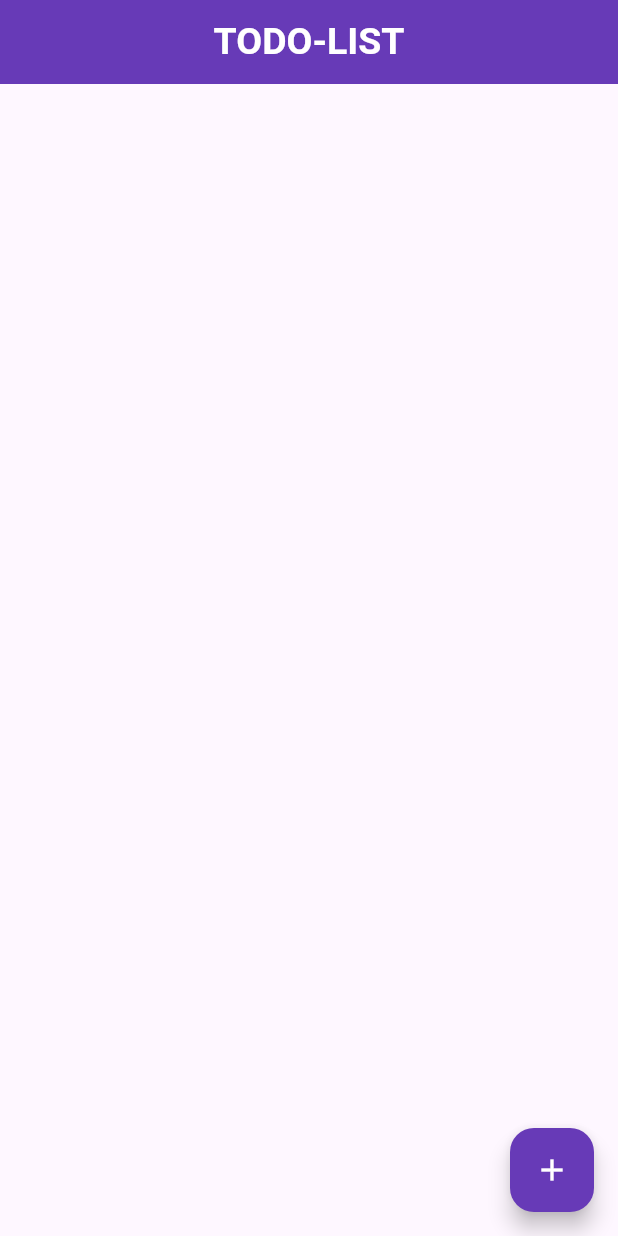
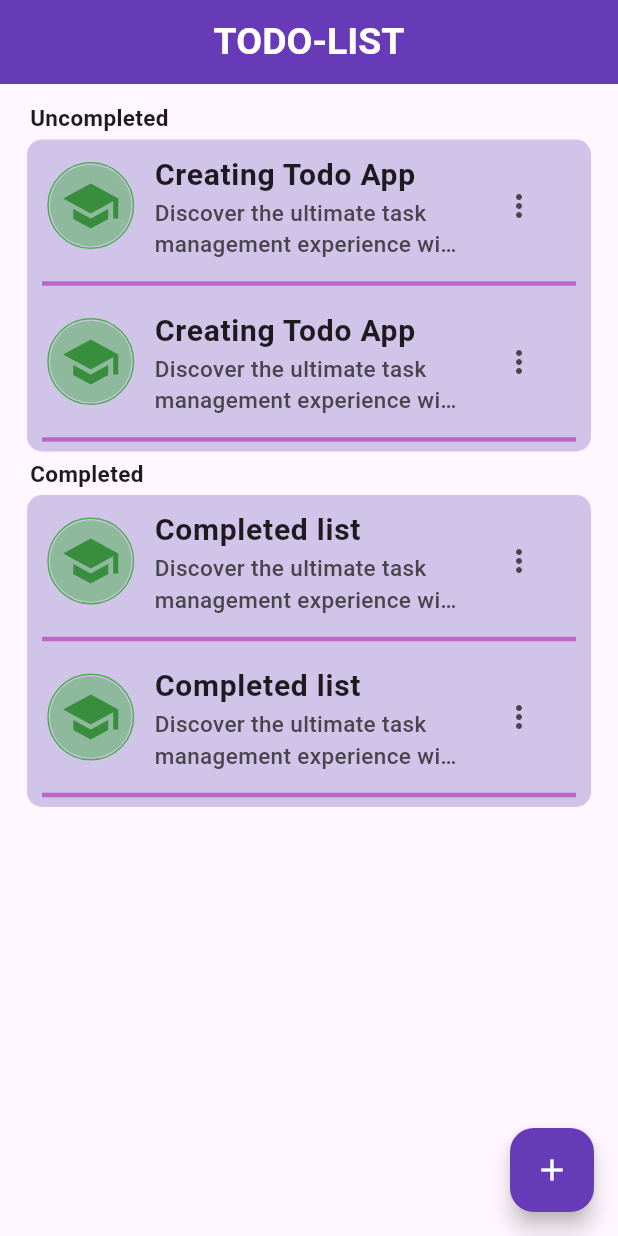
Before and after one commit to Nishan-Pradhan06/7days_flutter_todo_app, a Flutter app: the screen it shows after launch, on a phone screen of 412 x 824 dp. Run offline on Flutter 3.47's test engine with Material 3 defaults, Android fonts, the phone set to English and light mode, and no system bars.

Commit message:
create-list-items

```diff
--- a/lib/main.dart
+++ b/lib/main.dart
@@ -35,7 +35,7 @@ class MyApp extends StatelessWidget {
   Widget build(BuildContext context) {
     return MaterialApp(
       debugShowCheckedModeBanner: false,
-      title: 'Flutter Demo',
+      title: 'Todo-App',
       theme: ThemeData(
         colorScheme: ColorScheme.fromSeed(seedColor: Colors.deepPurple),
         useMaterial3: true,
--- a/lib/screens/screen.dart
+++ b/lib/screens/screen.dart
@@ -19,8 +19,109 @@ class MainScreen extends StatelessWidget {
           ),
         ),
       ),
+      body: Padding(
+        padding: const EdgeInsets.all(8.0),
+        child: Column(
+          crossAxisAlignment: CrossAxisAlignment.start,
+          children: [
+            textMethod('Uncompleted'),
+            //list tile card
+            listTilecard('Creating Todo App',
+                'Discover the ultimate task management experience with our Flutter-based Todo app! 📅✨'),
+            textMethod('Completed'),
+            listTilecard('Completed list',
+                'Discover the ultimate task management experience with our Flutter-based Todo app! 📅✨'),
+          ],
+        ),
+      ),
       //floating action button for to create new todo list
-      floatingActionButton: FloatingActionButton(
+      floatingActionButton: floatingActionButton(context),
+    );
+  }
+
+//container of card
+  Container listTilecard(String title, String subtitle) {
+    return Container(
+      margin: const EdgeInsets.symmetric(horizontal: 10),
+      decoration: BoxDecoration(
+        color: Colors.deepPurple.shade100,
+        borderRadius: BorderRadius.circular(10),
+      ),
+      child: Column(
+        children: [
+          list(title, subtitle),
+          list(title, subtitle),
+        ],
+      ),
+    );
+  }
+
+//list design
+  Column list(String title, String subtitle) {
+    return Column(
+      children: [
+        ListTile(
+          leading: Container(
+            padding: const EdgeInsets.all(8),
+            decoration: BoxDecoration(
+              color: Colors.green.withOpacity(.5),
+              border: Border.all(
+                  color: Colors.green,
+                  strokeAlign: 4,
+                  style: BorderStyle.solid),
+              borderRadius: BorderRadius.circular(360),
+            ),
+            child: Icon(
+              Icons.school,
+              size: 40,
+              color: Colors.green[700],
+            ),
+          ),
+          trailing: IconButton(
+            onPressed: () {},
+            icon: const Icon(Icons.more_vert),
+          ),
+          title: Text(
+            title,
+            style: const TextStyle(fontSize: 20, fontWeight: FontWeight.w600),
+          ),
+          // isThreeLine: true,
+          subtitle: Text(
+            subtitle,
+            maxLines: 2,
+            style: const TextStyle(
+              fontSize: 15,
+              fontWeight: FontWeight.w500,
+              overflow: TextOverflow.ellipsis,
+            ),
+          ),
+        ),
+        Padding(
+          padding: const EdgeInsets.symmetric(horizontal: 10),
+          child: Divider(
+            thickness: 3,
+            color: Colors.purple.shade300,
+          ),
+        )
+      ],
+    );
+  }
+
+//text heading
+  Padding textMethod(String title) {
+    return Padding(
+      padding: const EdgeInsets.only(left: 12, top: 4, bottom: 4),
+      child: Text(
+        title,
+        textAlign: TextAlign.start,
+        style: const TextStyle(fontSize: 15, fontWeight: FontWeight.bold),
+      ),
+    );
+  }
+
+//floating action button
+  FloatingActionButton floatingActionButton(BuildContext context) {
+    return FloatingActionButton(
       backgroundColor: Colors.deepPurple,
       onPressed: () {
         Navigator.of(context).push(
@@ -33,7 +134,6 @@ class MainScreen extends StatelessWidget {
         Icons.add,
         color: Colors.white,
       ),
-      ),
     );
   }
 }
```
Also changed, not shown: lib/component/form_list.dart (deleted), lib/component/list_card.dart (added). Lines whose indentation alone changed are shown as unchanged.
